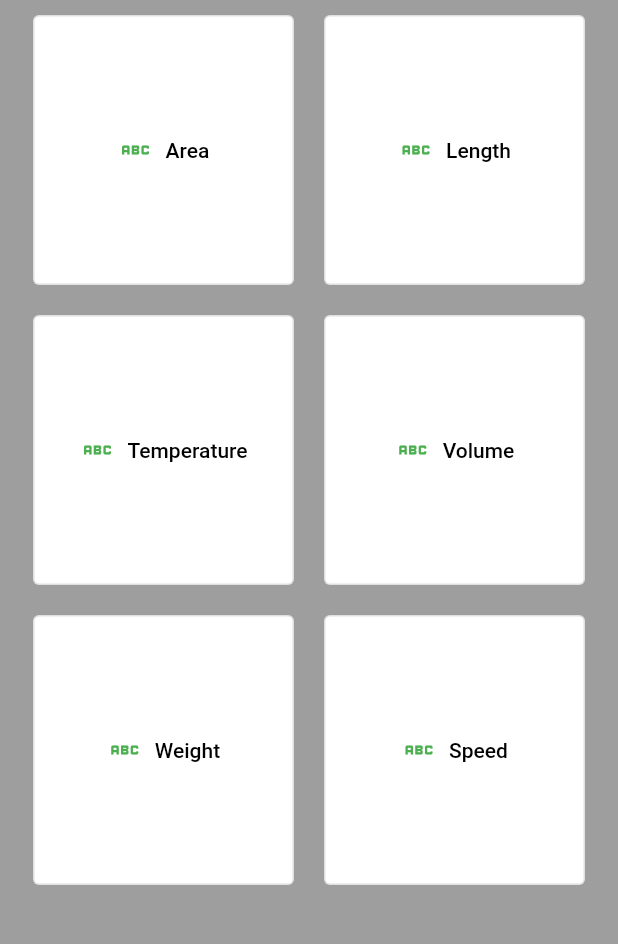
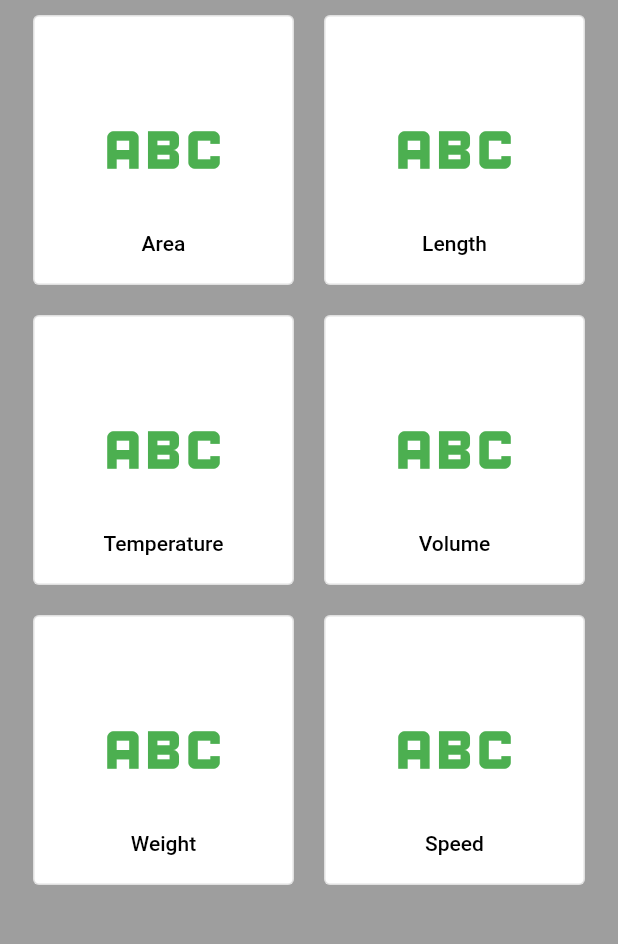
Before and after one commit to Salagoza/converter-app, a Flutter app: the screen it shows after launch, on a phone screen of 412 x 824 dp, the part 144-1088 px from its top. Run offline on Flutter 3.47's test engine with Material 2 defaults, Android fonts, the phone set to English and light mode, and no system bars.

Commit message:
Edit/Adjust the category button

```diff
--- a/lib/category_button_action.dart
+++ b/lib/category_button_action.dart
@@ -33,14 +33,24 @@ class CategoryButton extends StatelessWidget {
     return Expanded(child: Container(
       padding: const EdgeInsets.all(10),
       height: 200,
-      child:OutlinedButton.icon(
+      child:OutlinedButton(
         onPressed: () => action.callback.call(context),
         style: OutlinedButton.styleFrom(
           backgroundColor: action.color,
-          padding: const EdgeInsets.all(16.0),
+          padding: const EdgeInsets.all(20.0),
         ),
-        label: Text(action.label, style: TextStyle(color: action.labelColor)),
-        icon: Icon(action.iconData, color: action.iconColor),
+        child: Container(
+            child: Stack( children:
+            <Widget> [Align(
+                alignment: Alignment.center,
+                child: Icon(action.iconData, color: action.iconColor, size: 100)),
+              Align(
+                  alignment: Alignment.bottomCenter,
+                  child: Text(action.label,
+                      style: TextStyle(color: action.labelColor)))],
+            )
+        )
+
       ) ,
 
     ));
--- a/lib/test_page.dart
+++ b/lib/test_page.dart
@@ -5,7 +5,7 @@ class TestPage extends StatelessWidget {
 
   @override
   Widget build(BuildContext context) {
-    return SafeArea(
+    return const SafeArea(
       child: Text("Hello!!")
     );
   }
```
Also changed, not shown: lib/main.dart (+7 -38 lines).
